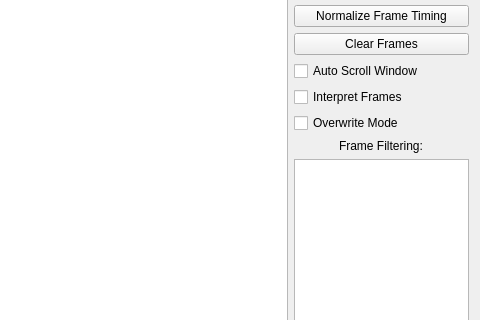
Old version of the form ui/mainwindow.ui in the repository collin80/SavvyCAN; both pictures show x 320 to 800 and y 204 to 524 of the 800 by 682 pixel window.
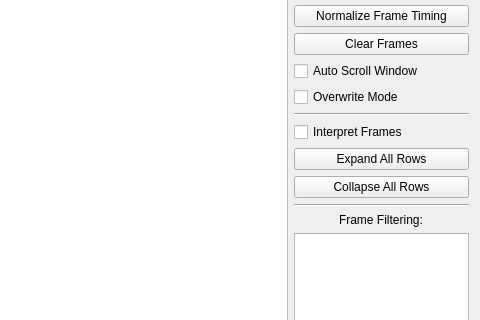
New version of the form.

Commit message: Add two new buttons to expand or collapse all signals.

The edit to the form file:
```diff
--- a/ui/mainwindow.ui
+++ b/ui/mainwindow.ui
@@ -191,13 +191,6 @@
         </property>
        </widget>
       </item>
-      <item>
-       <widget class="QCheckBox" name="cbInterpret">
-        <property name="text">
-         <string>Interpret Frames</string>
-        </property>
-       </widget>
-      </item>
       <item>
        <widget class="QCheckBox" name="cbOverwrite">
         <property name="enabled">
@@ -208,6 +201,41 @@
         </property>
        </widget>
       </item>
+      <item>
+       <widget class="Line" name="line">
+        <property name="orientation">
+         <enum>Qt::Horizontal</enum>
+        </property>
+       </widget>
+      </item>
+      <item>
+       <widget class="QCheckBox" name="cbInterpret">
+        <property name="text">
+         <string>Interpret Frames</string>
+        </property>
+       </widget>
+      </item>
+      <item>
+       <widget class="QPushButton" name="btnExpandAll">
+        <property name="text">
+         <string>Expand All Rows</string>
+        </property>
+       </widget>
+      </item>
+      <item>
+       <widget class="QPushButton" name="btnCollapseAll">
+        <property name="text">
+         <string>Collapse All Rows</string>
+        </property>
+       </widget>
+      </item>
+      <item>
+       <widget class="Line" name="line_2">
+        <property name="orientation">
+         <enum>Qt::Horizontal</enum>
+        </property>
+       </widget>
+      </item>
       <item alignment="Qt::AlignHCenter">
        <widget class="QLabel" name="label_7">
         <property name="text">
```
Left out of the diff: 2 changed lines with no effect on the pictures. The commit also changes 3 other files.
